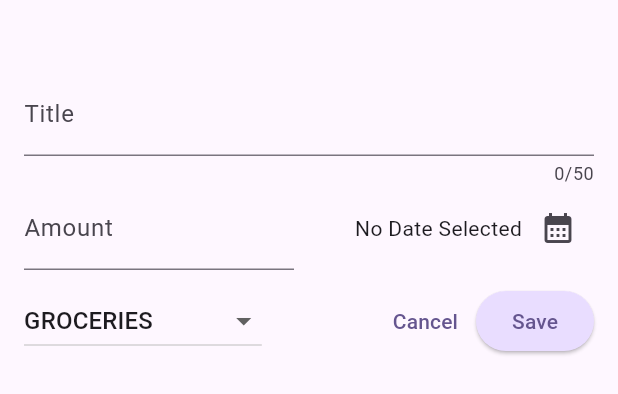
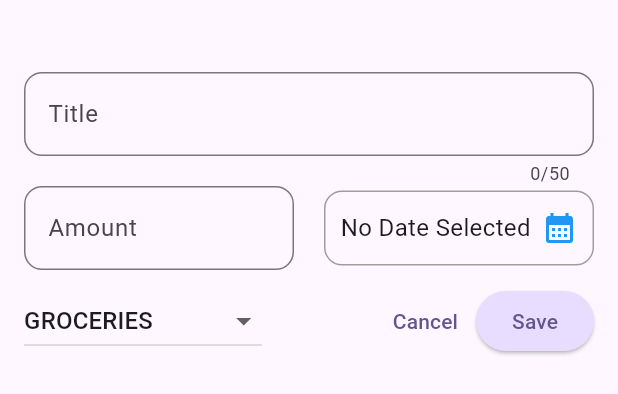
Before and after one commit to anky17/expenseTracker, a Flutter app: the NewExpensesWidget widget shown alone on an empty page, opened directly with empty values, on a phone screen of 412 x 824 dp. Shown: the top 394 px of the screen. Run offline on Flutter 3.47's test engine with Material 3 defaults, Android fonts, the phone set to English and light mode, and no system bars; our stand-ins replace shared_preferences; accounts and stored records are empty.

```diff
--- a/analysis_options.yaml
+++ b/analysis_options.yaml
@@ -23,6 +23,7 @@ linter:
   rules:
     # avoid_print: false  # Uncomment to disable the `avoid_print` rule
     # prefer_single_quotes: true  # Uncomment to enable the `prefer_single_quotes` rule
-
+    prefer_const_constructors: true
+    prefer_const_literals_to_create_immutables: true
 # Additional information about this file can be found at
 # https://dart.dev/guides/language/analysis-options
--- a/lib/main.dart
+++ b/lib/main.dart
@@ -2,11 +2,11 @@ import 'package:expense_tracker/view/home/expenses_page.dart';
 import 'package:flutter/material.dart';
 
 var kColorScheme = ColorScheme.fromSeed(
-  seedColor: Color.fromARGB(255, 96, 59, 181),
+  seedColor: const Color.fromARGB(255, 96, 59, 181),
 );
 var kDarkColorScheme = ColorScheme.fromSeed(
   brightness: Brightness.dark,
-  seedColor: Color.fromARGB(255, 5, 99, 125),
+  seedColor: const Color.fromARGB(255, 5, 99, 125),
 );
 
 void main() {
@@ -24,7 +24,7 @@ class MyApp extends StatelessWidget {
       debugShowCheckedModeBanner: false,
       darkTheme: ThemeData.dark().copyWith(
         colorScheme: kDarkColorScheme,
-        cardTheme: CardTheme().copyWith(
+        cardTheme: const CardTheme().copyWith(
           color: kDarkColorScheme.secondaryContainer,
         ),
         elevatedButtonTheme: ElevatedButtonThemeData(
@@ -35,11 +35,11 @@ class MyApp extends StatelessWidget {
       ),
       theme: ThemeData().copyWith(
         colorScheme: kColorScheme,
-        appBarTheme: AppBarTheme().copyWith(
+        appBarTheme: const AppBarTheme().copyWith(
           backgroundColor: kColorScheme.onPrimaryContainer,
           foregroundColor: kColorScheme.primaryContainer,
         ),
-        cardTheme: CardTheme().copyWith(
+        cardTheme: const CardTheme().copyWith(
           color: kColorScheme.secondaryContainer,
         ),
         elevatedButtonTheme: ElevatedButtonThemeData(
--- a/lib/view/widget/expenses_list_builer_widget.dart
+++ b/lib/view/widget/expenses_list_builer_widget.dart
@@ -22,7 +22,7 @@ class ExpensesListBuilderWidget extends StatelessWidget {
           child: Dismissible(
             key: ValueKey(expenses[index]),
             background: Container(
-              margin: EdgeInsets.all(5),
+              margin: const EdgeInsets.all(5),
               decoration: BoxDecoration(
                 borderRadius: BorderRadius.circular(20),
                 color:
--- a/lib/view/widget/new_expenses_manage_widget.dart
+++ b/lib/view/widget/new_expenses_manage_widget.dart
@@ -58,15 +58,15 @@ class _NewExpensesState extends State<NewExpensesWidget> {
       showDialog(
         context: context,
         builder: (context) => AlertDialog(
-          title: Text('Invalid Input'),
-          content: Text(
+          title: const Text('Invalid Input'),
+          content: const Text(
               'Please make sure to enter valid title, amount, date and category.'),
           actions: [
             TextButton(
               onPressed: () {
                 Navigator.pop(context);
               },
-              child: Text('Okay'),
+              child: const Text('Okay'),
             ),
           ],
         ),
@@ -94,14 +94,18 @@ class _NewExpensesState extends State<NewExpensesWidget> {
   @override
   Widget build(BuildContext context) {
     return Padding(
-      padding: EdgeInsets.fromLTRB(16, 48, 16, 16),
+      padding: const EdgeInsets.fromLTRB(16, 48, 16, 16),
       child: Column(
         children: [
           TextField(
             controller: _titleController,
             maxLength: 50,
             decoration: InputDecoration(
-              label: Text('Title'),
+              border: OutlineInputBorder(
+                borderRadius: BorderRadius.circular(12),
+                borderSide: const BorderSide(color: Colors.grey),
+              ),
+              label: const Text('Title'),
             ),
           ),
           Row(
@@ -111,32 +115,46 @@ class _NewExpensesState extends State<NewExpensesWidget> {
                   controller: _amountController,
                   keyboardType: TextInputType.number,
                   decoration: InputDecoration(
-                    prefix: Text('Rs. '),
-                    label: Text('Amount'),
+                    prefix: const Text('Rs. '),
+                    label: const Text('Amount'),
+                    border: OutlineInputBorder(
+                      borderRadius: BorderRadius.circular(12),
+                      borderSide: const BorderSide(color: Colors.grey),
                     ),
                   ),
                 ),
-              SizedBox(width: 20),
+              ),
+              const SizedBox(width: 20),
               Expanded(
+                child: InkWell(
+                  onTap: _presentDatePicker,
+                  child: Container(
+                    padding: const EdgeInsets.symmetric(
+                        vertical: 12, horizontal: 10),
+                    decoration: BoxDecoration(
+                      border: Border.all(color: Colors.grey),
+                      borderRadius: BorderRadius.circular(12),
+                    ),
                     child: Row(
-                  mainAxisAlignment: MainAxisAlignment.end,
-                  crossAxisAlignment: CrossAxisAlignment.center,
+                      mainAxisAlignment: MainAxisAlignment.spaceBetween,
                       children: [
                         Text(
                           _selectedDate == null
                               ? 'No Date Selected'
                               : formatter.format(_selectedDate!),
+                          style: const TextStyle(
+                            fontSize: 16,
                           ),
-                    IconButton(
-                      onPressed: _presentDatePicker,
-                      icon: Icon(Icons.calendar_month),
                         ),
+                        const Icon(Icons.calendar_month, color: Colors.blue),
                       ],
+                    ),
+                  ),
                 ),
               )
             ],
           ),
-          SizedBox(height: 10),
+          const SizedBox(height: 10),
           Row(
             children: [
               DropdownButton(
@@ -167,11 +185,11 @@ class _NewExpensesState extends State<NewExpensesWidget> {
                 onPressed: () {
                   Navigator.pop(context);
                 },
-                child: Text('Cancel'),
+                child: const Text('Cancel'),
               ),
               ElevatedButton(
                 onPressed: _submitExpenses,
-                child: Text('Save'),
+                child: const Text('Save'),
               ),
             ],
           ),
```
Also changed, not shown: lib/view/home/expenses_page.dart (+15 -13 lines), lib/view/widget/bottom_navigation_widget.dart (added, +53 -0 lines), pubspec.yaml (+5 -5 lines), assets/images/add.png (added), assets/images/expenzy.png (added), pubspec.lock, 12 other files. Lines whose indentation alone changed are shown as unchanged.
